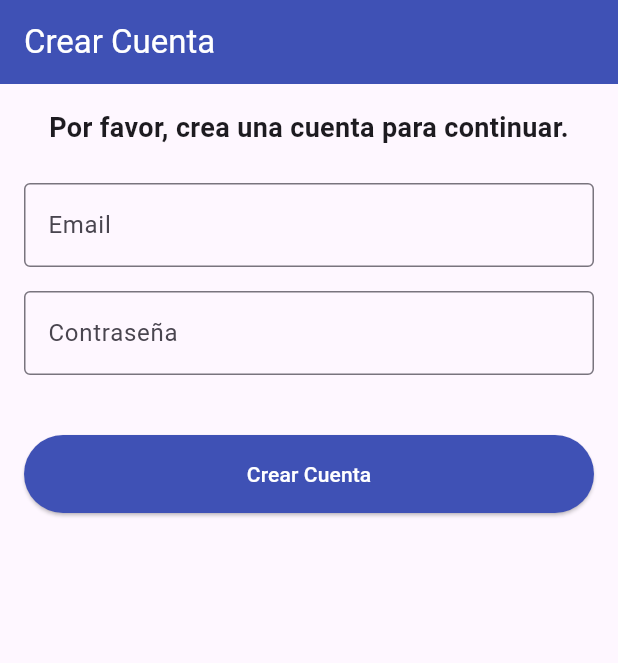
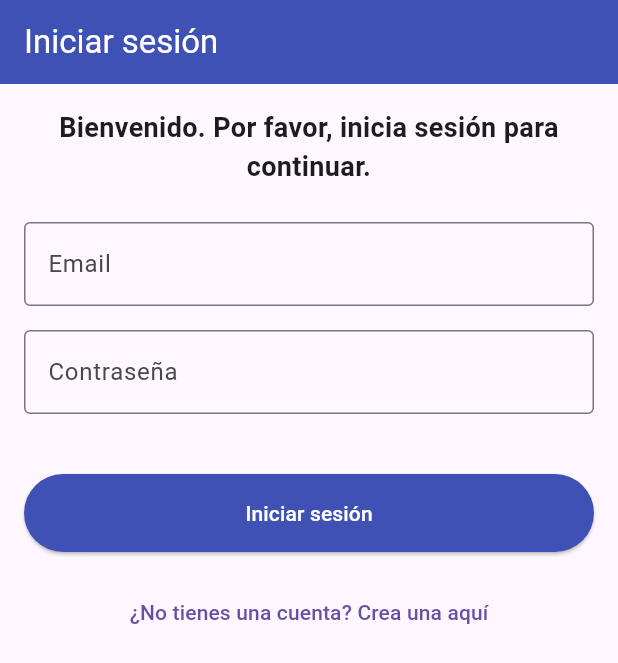
Before and after one commit to cristo-csc-dev/wishy, a Flutter app: the screen it shows after launch, on a phone screen of 412 x 824 dp. Shown: the top 663 px of the screen. Run offline on Flutter 3.47's test engine with Material 3 defaults, Android fonts, the phone set to English and light mode, and no system bars; our stand-ins replace cloud_firestore, firebase_auth, firebase_core; accounts and stored records are empty; generated files the repository leaves out were written again.

Commit message:
Add login screen

```diff
--- a/lib/main.dart
+++ b/lib/main.dart
@@ -3,7 +3,7 @@ import 'package:firebase_auth/firebase_auth.dart';
 import 'package:flutter/material.dart';
 import 'package:firebase_core/firebase_core.dart';
 import 'package:flutter/services.dart';
-import 'package:wishy/screens/auth_screen.dart';
+import 'package:wishy/screens/login_screen.dart';
 import 'firebase_options.dart'; // Importa el archivo de opciones de Firebase
 import 'package:wishy/screens/home_screen.dart';
 import 'dart:developer' as dev;
@@ -78,7 +78,7 @@ class _MyAppState extends State<MyApp> {
             //}
           }
           // Si no hay un usuario logueado, muestra la pantalla de autenticación
-          return const AuthScreen();
+          return const LoginScreen();
         },
       ),
     );
--- a/lib/screens/auth_screen.dart
+++ b/lib/screens/login_screen.dart
@@ -1,14 +1,15 @@
 import 'package:flutter/material.dart';
 import 'package:firebase_auth/firebase_auth.dart';
+import 'create_user_screen.dart'; // Importa la nueva pantalla de creación
 
-class AuthScreen extends StatefulWidget {
-  const AuthScreen({super.key});
+class LoginScreen extends StatefulWidget {
+  const LoginScreen({super.key});
 
   @override
-  State<AuthScreen> createState() => _AuthScreenState();
+  State<LoginScreen> createState() => _LoginScreenState();
 }
 
-class _AuthScreenState extends State<AuthScreen> {
+class _LoginScreenState extends State<LoginScreen> {
   final _emailController = TextEditingController();
   final _passwordController = TextEditingController();
   bool _isLoading = false;
@@ -16,23 +17,21 @@ class _AuthScreenState extends State<AuthScreen> {
 
   final FirebaseAuth _auth = FirebaseAuth.instance;
 
-  Future<void> _createUserWithEmailAndPassword() async {
+  Future<void> _signInWithEmailAndPassword() async {
     setState(() {
       _isLoading = true;
       _errorMessage = null;
     });
 
     try {
-      await _auth.createUserWithEmailAndPassword(
+      await _auth.signInWithEmailAndPassword(
         email: _emailController.text,
         password: _passwordController.text,
       );
     } on FirebaseAuthException catch (e) {
       String message;
-      if (e.code == 'weak-password') {
-        message = 'La contraseña es muy débil.';
-      } else if (e.code == 'email-already-in-use') {
-        message = 'El email ya está en uso.';
+      if (e.code == 'user-not-found' || e.code == 'wrong-password') {
+        message = 'Usuario o contraseña incorrectos.';
       } else {
         message = 'Error: ${e.message}';
       }
@@ -51,10 +50,17 @@ class _AuthScreenState extends State<AuthScreen> {
   }
 
   @override
+  void dispose() {
+    _emailController.dispose();
+    _passwordController.dispose();
+    super.dispose();
+  }
+
+  @override
   Widget build(BuildContext context) {
     return Scaffold(
       appBar: AppBar(
-        title: const Text('Crear Cuenta'),
+        title: const Text('Iniciar sesión'),
         backgroundColor: Colors.indigo.shade500,
         foregroundColor: Colors.white,
       ),
@@ -64,7 +70,7 @@ class _AuthScreenState extends State<AuthScreen> {
           crossAxisAlignment: CrossAxisAlignment.stretch,
           children: [
             const Text(
-              'Por favor, crea una cuenta para continuar.',
+              'Bienvenido. Por favor, inicia sesión para continuar.',
               style: TextStyle(fontSize: 18, fontWeight: FontWeight.bold),
               textAlign: TextAlign.center,
             ),
@@ -95,7 +101,7 @@ class _AuthScreenState extends State<AuthScreen> {
               ),
             const SizedBox(height: 16),
             ElevatedButton(
-              onPressed: _isLoading ? null : _createUserWithEmailAndPassword,
+              onPressed: _isLoading ? null : _signInWithEmailAndPassword,
               style: ElevatedButton.styleFrom(
                 backgroundColor: Colors.indigo.shade500,
                 foregroundColor: Colors.white,
@@ -103,7 +109,18 @@ class _AuthScreenState extends State<AuthScreen> {
               ),
               child: _isLoading
                   ? const CircularProgressIndicator(color: Colors.white)
-                  : const Text('Crear Cuenta'),
+                  : const Text('Iniciar sesión'),
+            ),
+            const SizedBox(height: 16),
+            TextButton(
+              onPressed: () {
+                Navigator.of(context).push(
+                  MaterialPageRoute(
+                    builder: (context) => const CreateUserScreen(),
+                  ),
+                );
+              },
+              child: const Text('¿No tienes una cuenta? Crea una aquí'),
             ),
           ],
         ),
```
Also changed, not shown: lib/screens/create_edit_list_screen.dart (+4 -6 lines), lib/screens/create_user_screen.dart (added, +145 -0 lines).
